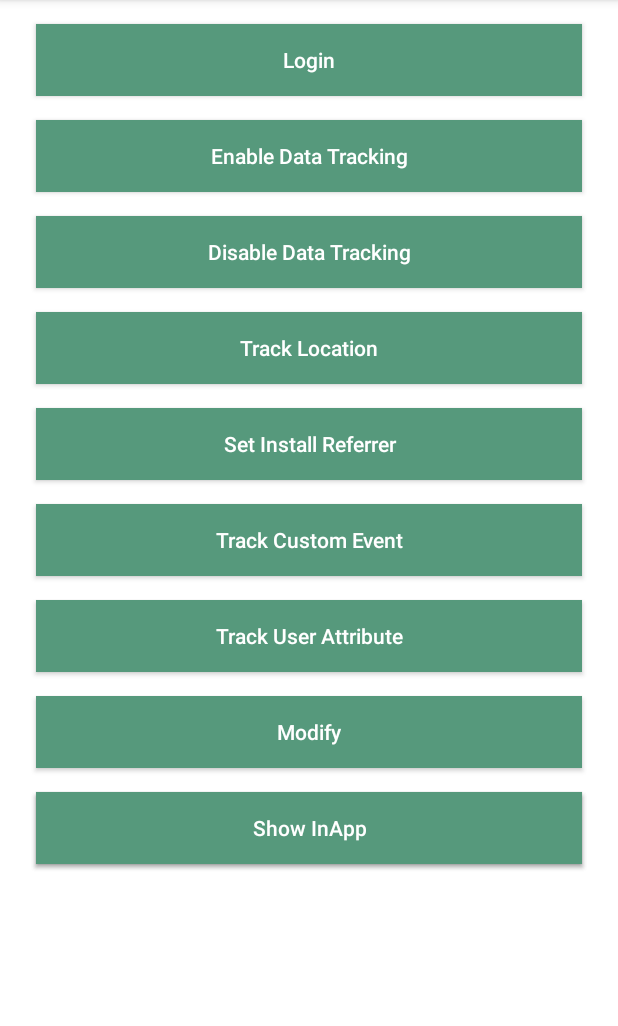
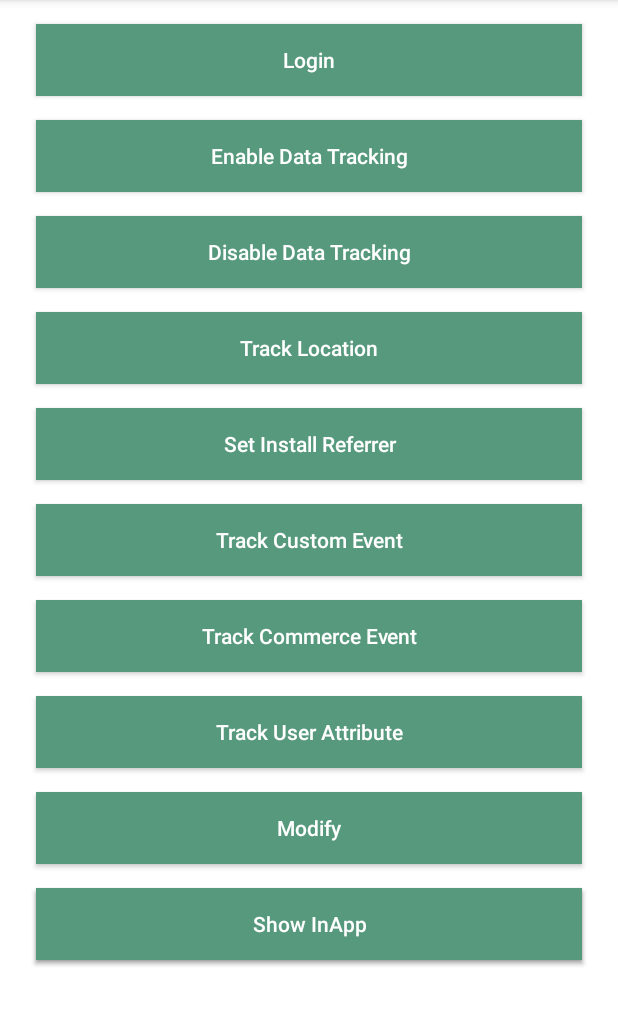
Before and after one commit to moengage/mparticle-android-sdk, an Android app: the screen it shows after launch (MainActivity), on a phone screen of 412 x 824 dp, the part 84-1110 px from its top. Run offline under Robolectric (Android 15) with nearby library versions, the phone set to English and light mode, and no system bars; libraries missing offline, so code that uses them is left out: com.moengage.core, com.mparticle, com.mparticle.kits; 4 statements that could not run were skipped.

Commit message:
MOEN-34765: Implementing Commerce Event Tracking

```diff
--- a/example/src/main/java/com/moengage/mparticle/sampleapp/MainActivity.kt
+++ b/example/src/main/java/com/moengage/mparticle/sampleapp/MainActivity.kt
@@ -44,6 +44,9 @@ class MainActivity : AppCompatActivity() {
         findViewById<AppCompatButton>(R.id.customEventButton).setOnClickListener {
             MParticleRequestHandler.trackCustomEvent()
         }
+        findViewById<AppCompatButton>(R.id.commerceEventButton).setOnClickListener {
+            MParticleRequestHandler.trackCommerceEvent()
+        }
         findViewById<AppCompatButton>(R.id.userAttributeButton).setOnClickListener {
             MParticleRequestHandler.trackUserAttributes()
         }
--- a/example/src/main/res/layout/activity_main.xml
+++ b/example/src/main/res/layout/activity_main.xml
@@ -68,6 +68,16 @@
       app:layout_constraintTop_toBottomOf="@id/installReferrerButton"  />
 
   <androidx.appcompat.widget.AppCompatButton
+      android:id="@+id/commerceEventButton"
+      style="@style/DefaultButtonStyle"
+      android:layout_width="match_parent"
+      android:layout_height="wrap_content"
+      android:text="Track Commerce Event"
+      app:layout_constraintEnd_toEndOf="parent"
+      app:layout_constraintStart_toStartOf="parent"
+      app:layout_constraintTop_toBottomOf="@id/customEventButton"  />
+
+  <androidx.appcompat.widget.AppCompatButton
       android:id="@+id/userAttributeButton"
       style="@style/DefaultButtonStyle"
       android:layout_width="match_parent"
@@ -75,7 +85,7 @@
       android:text="Track User Attribute"
       app:layout_constraintEnd_toEndOf="parent"
       app:layout_constraintStart_toStartOf="parent"
-      app:layout_constraintTop_toBottomOf="@id/customEventButton"  />
+      app:layout_constraintTop_toBottomOf="@id/commerceEventButton"  />
 
   <androidx.appcompat.widget.AppCompatButton
       android:id="@+id/modifyButton"
```
Also changed, not shown: example/src/main/java/com/moengage/mparticle/sampleapp/MParticleRequestHandler.kt (+24 -0 lines), moengage-kit/src/main/java/com/moengage/mparticle/kits/MoEngageKit.kt (+37 -4 lines).
